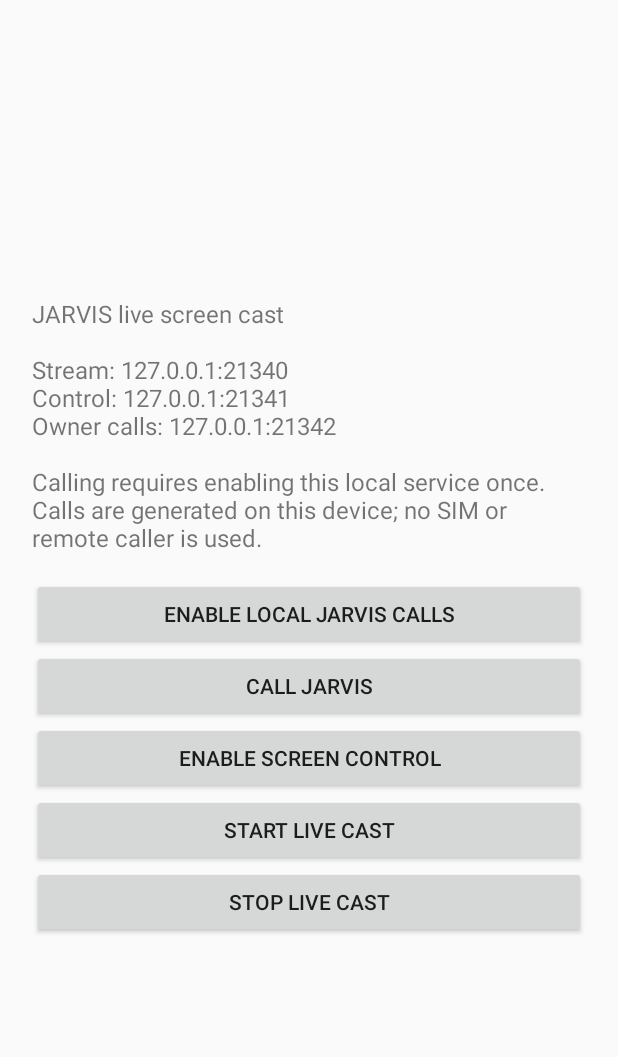
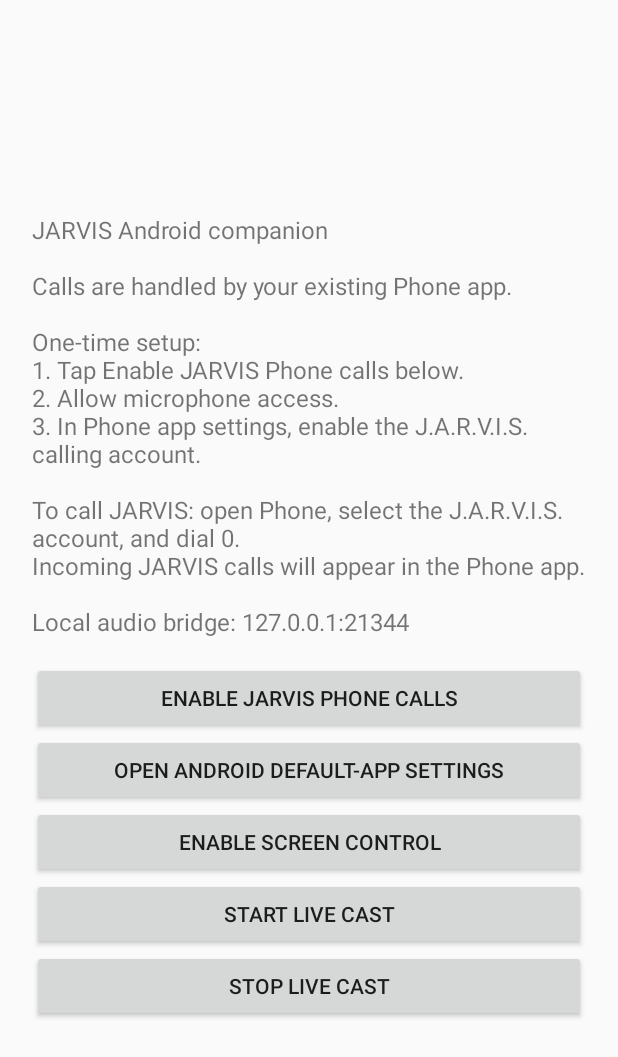
Before and after one commit to suyogpawate-lab/jarvis, an Android app: the screen it shows after launch (MainActivity), on a phone screen of 412 x 824 dp. Shown: the top 1057 px of the screen. Run offline under Robolectric (Android 15) with nearby library versions, the phone set to English and light mode, and no system bars.

Commit message:
Remove in-app call controls and configure Phone app calling

```diff
--- a/android-screen-cast/app/src/main/java/dev/jarvis/screencast/MainActivity.kt
+++ b/android-screen-cast/app/src/main/java/dev/jarvis/screencast/MainActivity.kt
@@ -3,6 +3,7 @@ package dev.jarvis.screencast
 import android.app.Activity
 import android.content.Context
 import android.content.Intent
+import android.content.pm.PackageManager
 import android.media.projection.MediaProjectionManager
 import android.os.Build
 import android.os.Bundle
@@ -15,43 +16,87 @@ import android.widget.Toast
 
 class MainActivity : Activity() {
     private val projectionRequest = 7021
+    private val callPermissionRequest = 7022
     private lateinit var status: TextView
 
     override fun onCreate(savedInstanceState: Bundle?) {
         super.onCreate(savedInstanceState)
-        val layout = LinearLayout(this).apply { orientation = LinearLayout.VERTICAL; gravity = Gravity.CENTER; setPadding(32, 32, 32, 32) }
+        val layout = LinearLayout(this).apply {
+            orientation = LinearLayout.VERTICAL
+            gravity = Gravity.CENTER
+            setPadding(32, 32, 32, 32)
+        }
         status = TextView(this).apply {
-            text = "JARVIS live screen cast\n\nStream: 127.0.0.1:21340\nControl: 127.0.0.1:21341\nOwner calls: 127.0.0.1:21342\n\nCalling requires enabling this local service once. Calls are generated on this device; no SIM or remote caller is used."
-            textSize = 16f; setPadding(0, 0, 0, 24)
+            text = "JARVIS Android companion\n\n" +
+                "Calls are handled by your existing Phone app.\n\n" +
+                "One-time setup:\n" +
+                "1. Tap Enable JARVIS Phone calls below.\n" +
+                "2. Allow microphone access.\n" +
+                "3. In Phone app settings, enable the J.A.R.V.I.S. calling account.\n\n" +
+                "To call JARVIS: open Phone, select the J.A.R.V.I.S. account, and dial 0.\n" +
+                "Incoming JARVIS calls will appear in the Phone app.\n\n" +
+                "Local audio bridge: 127.0.0.1:21344"
+            textSize = 16f
+            setPadding(0, 0, 0, 24)
         }
         layout.addView(status)
-        layout.addView(button("Enable local JARVIS calls") {
-            val service = Intent(this, OwnerCallBridgeService::class.java).apply {
-                action = OwnerCallBridgeService.ACTION_START
-            }
-            if (Build.VERSION.SDK_INT >= 26) startForegroundService(service) else startService(service)
-            Toast.makeText(this, "Local JARVIS calling service started.", Toast.LENGTH_SHORT).show()
+        layout.addView(button("Enable JARVIS Phone calls") { enableCalling() })
+        layout.addView(button("Open Android default-app settings") {
+            startActivity(Intent(Settings.ACTION_MANAGE_DEFAULT_APPS_SETTINGS))
         })
-        layout.addView(button("Call JARVIS") {
-            val started = JarvisConnectionService.startOutgoingCall(this)
-            if (started) {
-                startActivity(Intent(this, OutgoingCallActivity::class.java))
-            } else {
-                Toast.makeText(this, "Could not start the local JARVIS call. Check that local calling is enabled.", Toast.LENGTH_LONG).show()
-            }
+        layout.addView(button("Enable screen control") {
+            startActivity(Intent(Settings.ACTION_ACCESSIBILITY_SETTINGS))
         })
-        layout.addView(button("Enable screen control") { startActivity(Intent(Settings.ACTION_ACCESSIBILITY_SETTINGS)) })
         layout.addView(button("Start live cast") {
             val manager = getSystemService(Context.MEDIA_PROJECTION_SERVICE) as MediaProjectionManager
             startActivityForResult(manager.createScreenCaptureIntent(), projectionRequest)
         })
         layout.addView(button("Stop live cast") {
-            stopService(Intent(this, ScreenCastService::class.java)); status.text = "Screen cast stopped."
+            stopService(Intent(this, ScreenCastService::class.java))
+            status.text = "Screen cast stopped."
         })
         setContentView(layout)
+        JarvisConnectionService.registerAccount(this)
     }
 
-    private fun button(label: String, action: () -> Unit): Button = Button(this).apply { text = label; setOnClickListener { action() } }
+    private fun enableCalling() {
+        if (checkSelfPermission(android.Manifest.permission.RECORD_AUDIO) != PackageManager.PERMISSION_GRANTED) {
+            requestPermissions(arrayOf(android.Manifest.permission.RECORD_AUDIO), callPermissionRequest)
+            return
+        }
+        startCallingService()
+    }
+
+    private fun startCallingService() {
+        JarvisConnectionService.registerAccount(this)
+        val service = Intent(this, OwnerCallBridgeService::class.java).apply {
+            action = OwnerCallBridgeService.ACTION_START
+        }
+        if (Build.VERSION.SDK_INT >= 26) startForegroundService(service) else startService(service)
+        Toast.makeText(
+            this,
+            "JARVIS calling service enabled. Now enable J.A.R.V.I.S. in Phone app calling-account settings.",
+            Toast.LENGTH_LONG
+        ).show()
+    }
+
+    override fun onRequestPermissionsResult(
+        requestCode: Int,
+        permissions: Array<out String>,
+        grantResults: IntArray
+    ) {
+        super.onRequestPermissionsResult(requestCode, permissions, grantResults)
+        if (requestCode == callPermissionRequest) {
+            if (grantResults.isNotEmpty() && grantResults[0] == PackageManager.PERMISSION_GRANTED) {
+                startCallingService()
+            } else {
+                Toast.makeText(this, "Microphone permission is required for two-way calls.", Toast.LENGTH_LONG).show()
+            }
+        }
+    }
+
+    private fun button(label: String, action: () -> Unit): Button =
+        Button(this).apply { text = label; setOnClickListener { action() } }
 
     @Deprecated("Activity result API retained for Android 10 compatibility")
     override fun onActivityResult(requestCode: Int, resultCode: Int, data: Intent?) {
```
